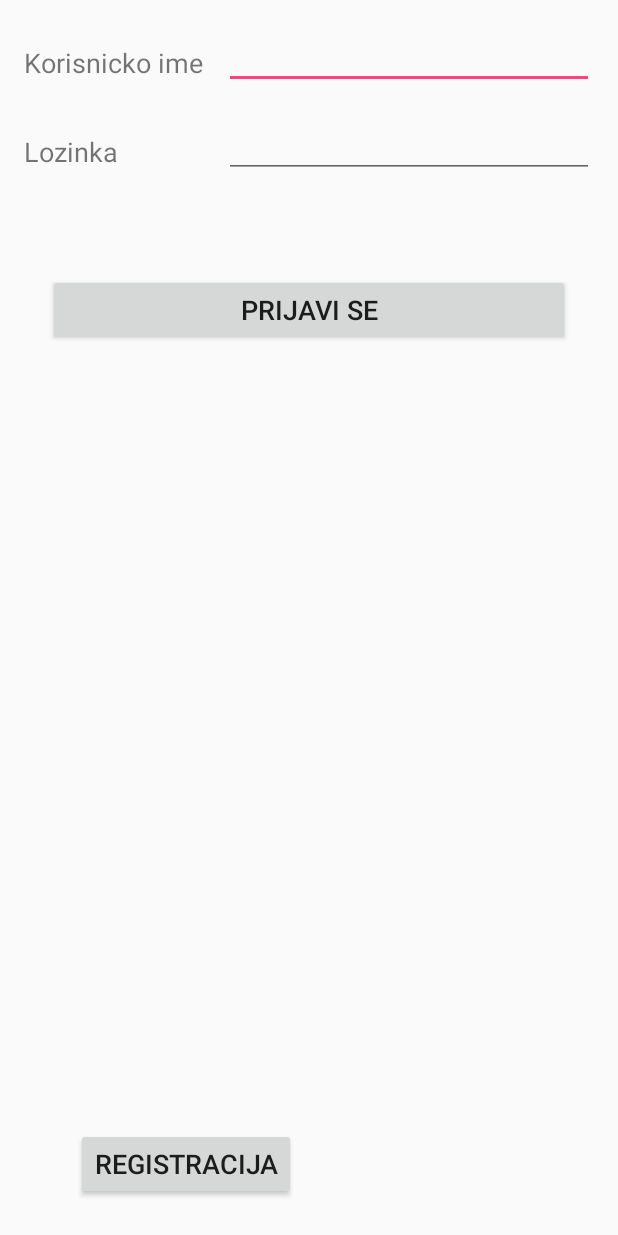
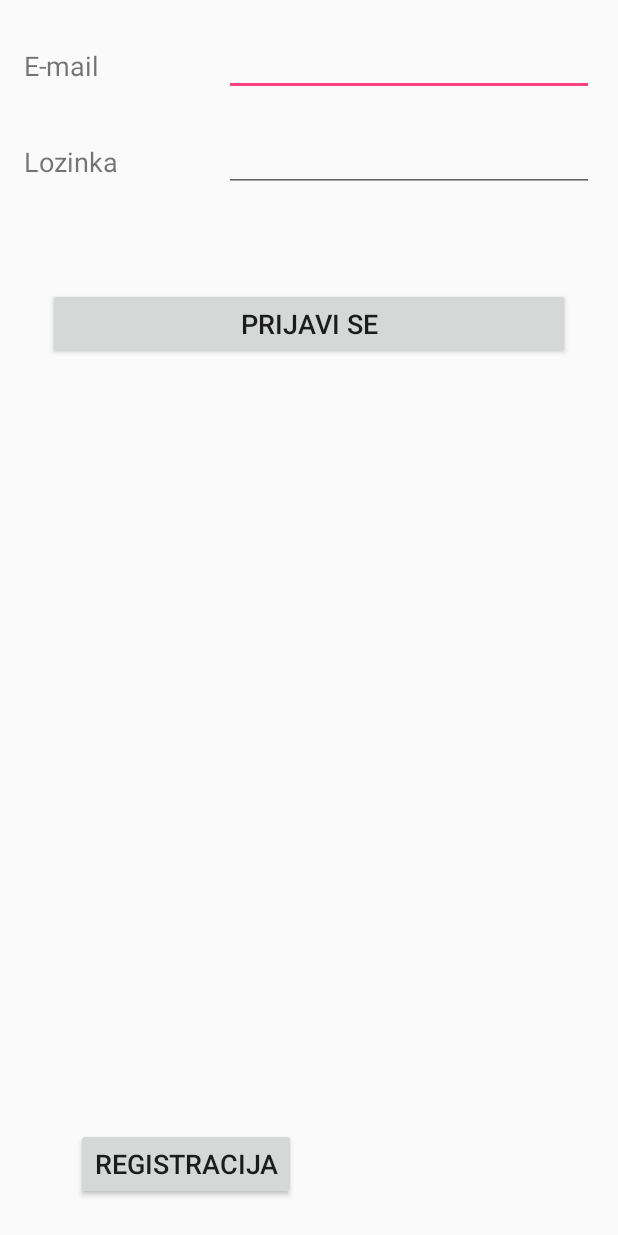
Before and after one commit to KristinaJoss/PrenosRobeAndroid, an Android app: the screen it shows after launch (MainActivity), after a tap on "NAZAD", on a phone screen of 412 x 824 dp. Run offline under Robolectric (Android 15) with nearby library versions, the phone set to English and light mode, and no system bars.

Commit message:
Dodato login-ovanje korisnika.
Menjano:
* MainActivity.java - Dodato login-ovanje korisnika.
* Registration.java - Popravljena logika za pamcenje trenutno aktivnog korisnika.
* ApiInterface.java - Dodat poziv za login-ovanje korisnika.

```diff
--- a/PrenosRobeAndroid/PrenosRobe/app/src/main/java/com/example/toshiba/prenosrobe/activities/Registration.java
+++ b/PrenosRobeAndroid/PrenosRobe/app/src/main/java/com/example/toshiba/prenosrobe/activities/Registration.java
@@ -82,5 +82,5 @@ public class Registration extends AppCompatActivity implements View.OnClickListe
 
     public static User getUser() { return user; }
 
-    public static void setUser(User user) { user = user; }
+    public static void setUser(User newUser) { user = newUser; }
 }
--- a/PrenosRobeAndroid/PrenosRobe/app/src/main/java/com/example/toshiba/prenosrobe/api/ApiClient.java
+++ b/PrenosRobeAndroid/PrenosRobe/app/src/main/java/com/example/toshiba/prenosrobe/api/ApiClient.java
@@ -12,7 +12,7 @@ import retrofit2.converter.gson.GsonConverterFactory;
 
 public class ApiClient {
 
-    public static final String BASE_URL="http://192.168.1.8:8080/";
+    public static final String BASE_URL="http://192.168.1.5:8080/";
     private static Retrofit retrofit = null;
     static private Gson gson = new GsonBuilder().registerTypeAdapter(Time.class, new TimeDeserializer()).setDateFormat("yyyy-MM-dd HH:mm").create();
 
--- a/PrenosRobeAndroid/PrenosRobe/app/src/main/java/com/example/toshiba/prenosrobe/api/ApiInterface.java
+++ b/PrenosRobeAndroid/PrenosRobe/app/src/main/java/com/example/toshiba/prenosrobe/api/ApiInterface.java
@@ -18,6 +18,9 @@ public interface ApiInterface {
     @POST("user/register")
     Call<User> register(@Body User userDto);
 
+    @POST("user/login")
+    Call<User> login(@Body User userDto);
+
     @GET("driverOffers")
     Call<List<DriverOffer>> getAllDriverOffers();
 
--- a/PrenosRobeAndroid/PrenosRobe/app/src/main/res/layout/activity_main.xml
+++ b/PrenosRobeAndroid/PrenosRobe/app/src/main/res/layout/activity_main.xml
@@ -9,37 +9,20 @@
     <TextView
         android:id="@+id/labelUsername"
         android:layout_width="125sp"
-        android:layout_height="35sp"
+        android:layout_height="40sp"
         android:layout_marginStart="16dp"
         android:layout_marginTop="24dp"
         android:gravity="center_vertical|start"
-        android:text="@string/username"
+        android:text="@string/email"
         android:textSize="18sp"
         app:layout_constraintStart_toStartOf="parent"
         app:layout_constraintTop_toTopOf="parent"
-        android:layout_marginLeft="16dp"
-        tools:ignore="RtlCompat" />
-
-    <EditText
-        android:id="@+id/inputUsername"
-        android:layout_width="0dp"
-        android:layout_height="35sp"
-        android:layout_marginEnd="16dp"
-        android:layout_marginStart="8dp"
-        android:layout_marginTop="24dp"
-        android:ems="10"
-        android:inputType="textPersonName"
-        android:textSize="14sp"
-        app:layout_constraintEnd_toEndOf="parent"
-        app:layout_constraintStart_toEndOf="@+id/labelUsername"
-        app:layout_constraintTop_toTopOf="parent"
-        android:layout_marginLeft="8dp"
         tools:ignore="RtlCompat" />
 
     <TextView
         android:id="@+id/labelPassword"
         android:layout_width="125sp"
-        android:layout_height="35sp"
+        android:layout_height="40sp"
         android:layout_marginStart="16dp"
         android:layout_marginTop="24dp"
         android:gravity="center_vertical|start"
@@ -47,22 +30,35 @@
         android:textSize="18sp"
         app:layout_constraintStart_toStartOf="parent"
         app:layout_constraintTop_toBottomOf="@+id/labelUsername"
-        android:layout_marginLeft="16dp"
         tools:ignore="RtlCompat" />
+
+    <EditText
+        android:id="@+id/inputMail"
+        android:layout_width="0dp"
+        android:layout_height="40sp"
+        android:layout_marginEnd="16dp"
+        android:layout_marginStart="8dp"
+        android:layout_marginTop="24dp"
+        android:ems="10"
+        android:inputType="textEmailAddress"
+        android:textSize="14sp"
+        app:layout_constraintEnd_toEndOf="parent"
+        app:layout_constraintStart_toEndOf="@+id/labelUsername"
+        app:layout_constraintTop_toTopOf="parent" />
 
     <EditText
         android:id="@+id/inputPassword"
         android:layout_width="0dp"
-        android:layout_height="35sp"
+        android:layout_height="40sp"
         android:layout_marginEnd="16dp"
         android:layout_marginStart="8dp"
         android:layout_marginTop="24dp"
         android:ems="10"
         android:inputType="textPassword"
+        android:textSize="14sp"
         app:layout_constraintEnd_toEndOf="parent"
         app:layout_constraintStart_toEndOf="@+id/labelPassword"
-        app:layout_constraintTop_toBottomOf="@+id/inputUsername"
-        android:layout_marginRight="16dp"
+        app:layout_constraintTop_toBottomOf="@+id/inputMail"
         tools:ignore="RtlCompat" />
 
     <Button
@@ -106,4 +102,5 @@
         app:layout_constraintStart_toStartOf="parent"
         android:layout_marginLeft="16dp"
         tools:ignore="RtlCompat" />
+
 </android.support.constraint.ConstraintLayout>
```
Also changed, not shown: PrenosRobeAndroid/PrenosRobe/app/src/main/java/com/example/toshiba/prenosrobe/activities/MainActivity.java (+37 -4 lines).
